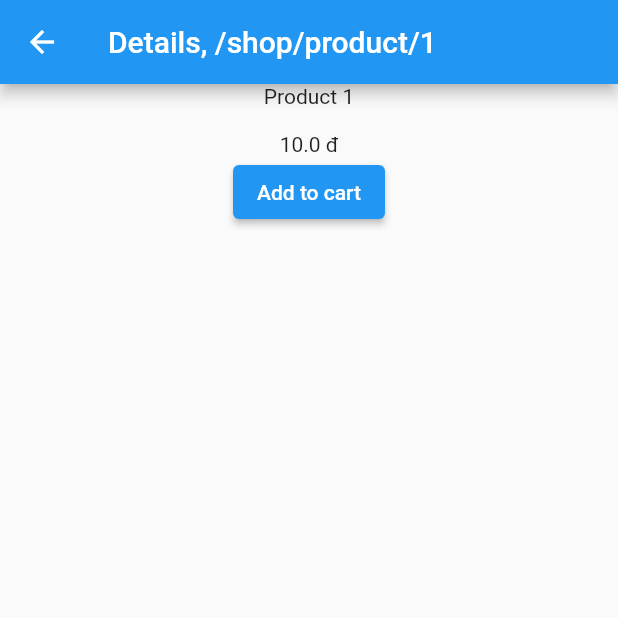
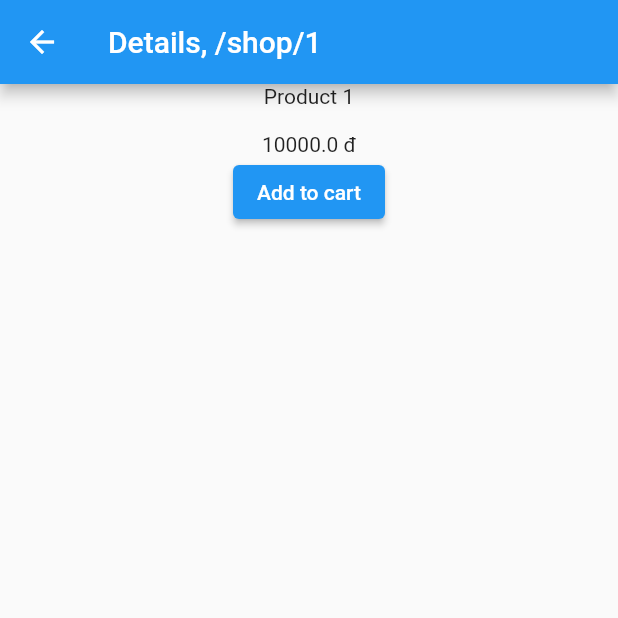
Before and after one commit to giaptt1610/demo_go_router, a Flutter app: the ShopPage screen opened by its route, after a tap on "Product 1", on a phone screen of 412 x 824 dp, the top half of it. Run offline on Flutter 3.47's test engine with Material 2 defaults, Android fonts, the phone set to English and light mode, and no system bars; our stand-ins replace badges, bloc, flutter_bloc, get_it, go_router.

Commit message:
minor fix

```diff
--- a/lib/pages/details_page.dart
+++ b/lib/pages/details_page.dart
@@ -53,7 +53,7 @@ class _DetailsPageState extends State<DetailsPage> {
           children: [
             Text('${_product?.name}'),
             Text('${_product?.desc}'),
-            Text('${_product?.price ?? 0 * 1000} đ'),
+            Text('${(_product?.price ?? 0) * 1000} đ'),
             ElevatedButton(
                 onPressed: () {
                   if (_product != null) {
--- a/lib/pages/login_page.dart
+++ b/lib/pages/login_page.dart
@@ -1,5 +1,7 @@
 import 'package:flutter/material.dart';
 import 'package:flutter_bloc/flutter_bloc.dart';
+import '../routes/app_router.dart';
+import '../service_locator.dart';
 import '../blocs/app/app_bloc.dart';
 
 class LoginPage extends StatefulWidget {
@@ -12,9 +14,10 @@ class LoginPage extends StatefulWidget {
 class _LoginPageState extends State<LoginPage> {
   @override
   Widget build(BuildContext context) {
+    final router = getIt<AppRouter>().router;
     return Scaffold(
       appBar: AppBar(
-        title: Text('Login'),
+        title: Text('${router.location}'),
       ),
       body: Center(
         child: Column(
--- a/lib/routes/app_router.dart
+++ b/lib/routes/app_router.dart
@@ -65,7 +65,7 @@ class AppRouter {
         routes: [
           GoRoute(
             name: 'product',
-            path: 'product/:productId',
+            path: ':productId',
             pageBuilder: (context, state) {
               String productId = state.params['productId'] ?? '';
               return MaterialPage(
```
